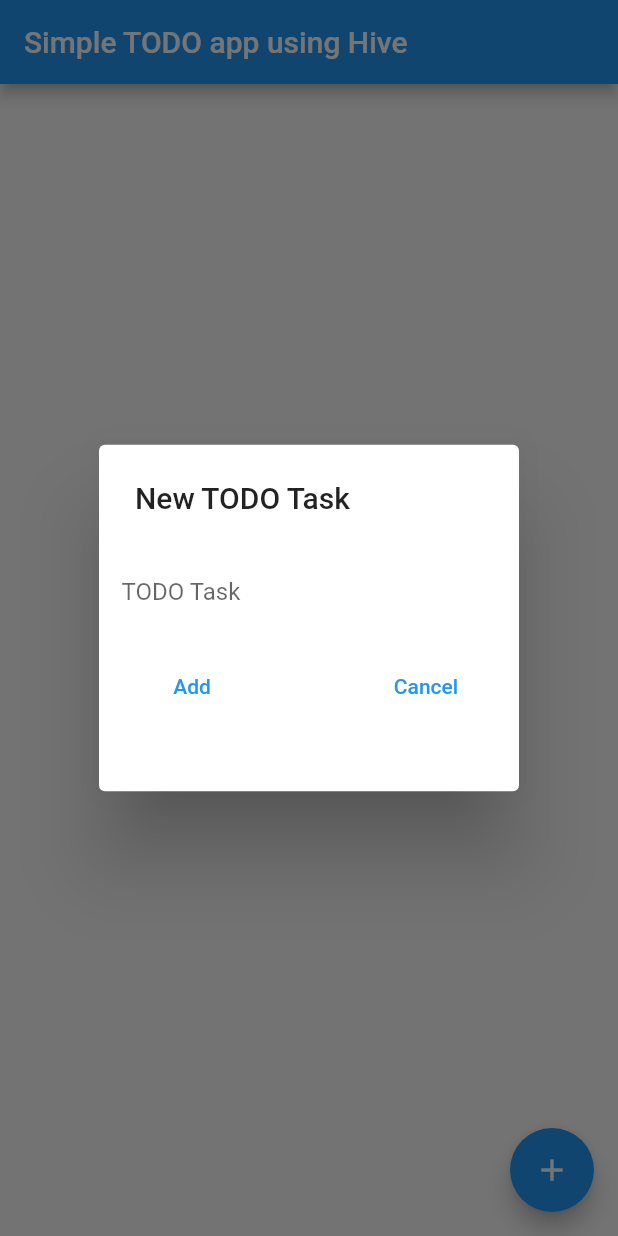
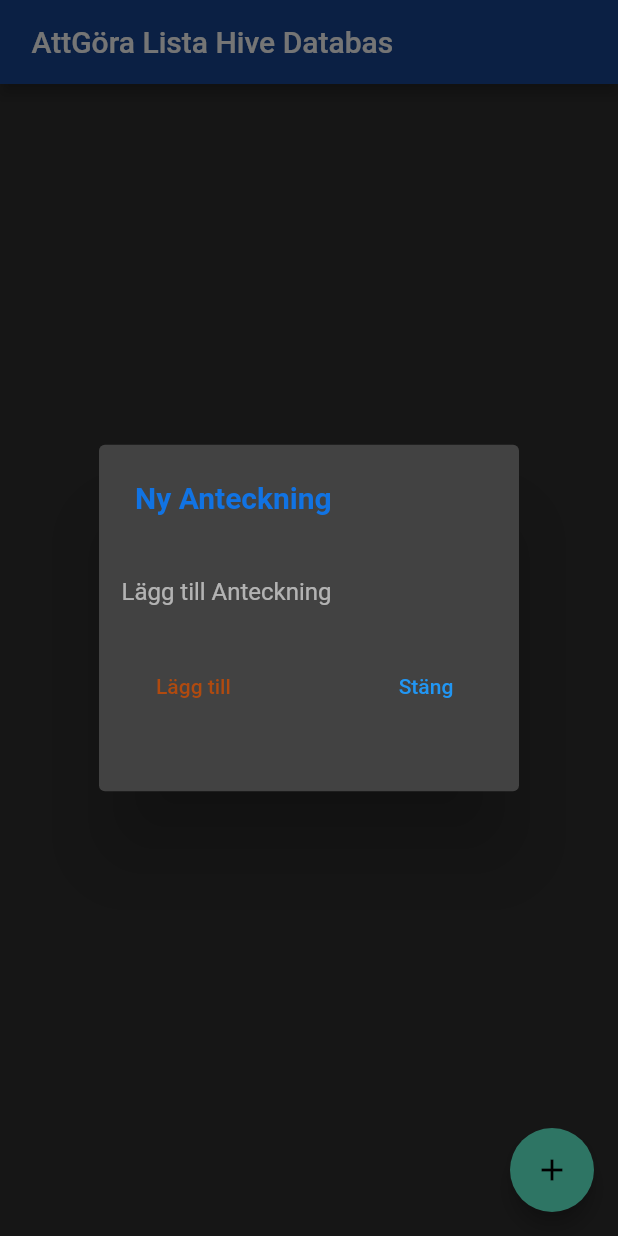
Before and after one commit to JoneeAL/TodoApp1-Hive-Database, a Flutter app: the screen it shows after launch, after a tap on the "add" icon, on a phone screen of 412 x 824 dp. Run offline on Flutter 3.47's test engine with Material 2 defaults, Android fonts, the phone set to English and light mode, and no system bars; our stand-ins replace hive, hive_flutter; accounts and stored records are empty.

Commit message:
new changes

```diff
--- a/analysis_options.yaml
+++ b/analysis_options.yaml
@@ -10,18 +10,8 @@
 include: package:flutter_lints/flutter.yaml
 
 linter:
-  # The lint rules applied to this project can be customized in the
-  # section below to disable rules from the `package:flutter_lints/flutter.yaml`
-  # included above or to enable additional rules. A list of all available lints
-  # and their documentation is published at
-  # https://dart-lang.github.io/linter/lints/index.html.
-  #
-  # Instead of disabling a lint rule for the entire project in the
-  # section below, it can also be suppressed for a single line of code
-  # or a specific dart file by using the `// ignore: name_of_lint` and
-  # `// ignore_for_file: name_of_lint` syntax on the line or in the file
-  # producing the lint.
   rules:
+    prefer_const_constructors : false
     # avoid_print: false  # Uncomment to disable the `avoid_print` rule
     # prefer_single_quotes: true  # Uncomment to enable the `prefer_single_quotes` rule
 
--- a/lib/main.dart
+++ b/lib/main.dart
@@ -20,9 +20,10 @@ class MyApp extends StatelessWidget {
   Widget build(BuildContext context) {
     return MaterialApp(
       title: 'simple todo app Hive Database',
+      debugShowCheckedModeBanner: false,
       theme: ThemeData(
-        primarySwatch: Colors.blue,
-        visualDensity: VisualDensity.adaptivePlatformDensity,
+       brightness: Brightness.dark,
+    primaryColor: Color.fromARGB(255, 8, 74, 112),
       ),
       home: MyHomePage(),
     );
--- a/lib/my_homepage.dart
+++ b/lib/my_homepage.dart
@@ -1,7 +1,6 @@
 import 'package:flutter/material.dart';
 import 'package:todoapp1/task_model.dart';
 import 'package:hive_flutter/hive_flutter.dart';
-import 'package:todoapp1/main.dart';
 
 class MyHomePage extends StatefulWidget {
   const MyHomePage({super.key});
@@ -22,30 +21,53 @@ class _MyHomePageState extends State<MyHomePage> {
     todoBox.add(Task(task: inputTodo.task));
   }
 
+
+
   @override
   Widget build(BuildContext context) {
     // notesBox.clear();
     return Scaffold(
       appBar: AppBar(
-        title: Text('Simple TODO app using Hive'),
+        title: Text(' AttGöra Lista Hive Databas'),
+        backgroundColor: Color.fromARGB(255, 25, 70, 148),
       ),
-      body: ValueListenableBuilder(
+      body:
+      ValueListenableBuilder(
           valueListenable: Hive.box<Task>('TODOs').listenable(),
+          // ignore: no_leading_underscores_for_local_identifiers
           builder: (context, Box<Task> _notesBox, _) {
             todoBox = _notesBox;
-            return ListView.builder(
-                itemCount: _notesBox.values.length,
-                itemBuilder: (BuildContext context, int index) {
-                  final todo = todoBox.getAt(index);
-                  return ListTile(
-                    title: Text(todo!.task),
-                    onLongPress: () => todoBox.deleteAt(index),
-                  );
-                });
+            color: Theme.of(context).primaryColor;
+            return SizedBox(
+              width: 400,
+            height: 400,
+            child: Center(
+              child: Padding(
+                padding: const EdgeInsets.all(8.0),
+              child: ListView.builder(
+                  itemCount: _notesBox.values.length,
+                  itemBuilder: (BuildContext context, int index) {
+                    final todo = todoBox.getAt(index);
+                    return Card(
+                      child: ListTile(
+                        tileColor: Color.fromARGB(255, 9, 64, 106),
+                        title: Text(
+                          todo!.task,
+                          style: TextStyle(color: Color.fromARGB(255, 229, 232, 236), fontSize: 20.0),
+                          ),
+                        onLongPress: () => todoBox.deleteAt(index),
+
+                      ),
+                    );
+                  }
+                  ),
+            )
+            )
+            );
           }),
       floatingActionButton: FloatingActionButton(
         onPressed: () => _simpleDialog(),
-        tooltip: 'AddNewTODOTask',
+        tooltip: 'Lägg till en ny Antekning',
         child: Icon(Icons.add),
       ),
     );
@@ -56,7 +78,12 @@ class _MyHomePageState extends State<MyHomePage> {
       context: context,
       builder: (BuildContext context) {
         return SimpleDialog(
-          title: const Text('New TODO Task'),
+          title: const Text('Ny Anteckning'),
+          titleTextStyle: TextStyle(
+            fontWeight: FontWeight.bold,
+            fontSize: 20.0,
+            color: Color.fromARGB(255, 17, 115, 227),
+          ),
           children: <Widget>[
             Center(
               child: Padding(
@@ -66,7 +93,7 @@ class _MyHomePageState extends State<MyHomePage> {
                   children: [
                     TextField(
                       decoration: InputDecoration(
-                        hintText: 'TODO Task',
+                        hintText: 'Lägg till Anteckning',
                         focusedBorder: OutlineInputBorder(
                           borderSide: BorderSide(
                             color: Colors.blue,
@@ -83,21 +110,22 @@ class _MyHomePageState extends State<MyHomePage> {
                         children: [
                           TextButton(
                             style: ButtonStyle(
-                              foregroundColor: MaterialStateProperty.all<Color>(Colors.blue),
+                              foregroundColor: MaterialStateProperty.all<Color>(Color.fromARGB(255, 176, 74, 15)),
+
                             ),
                             onPressed: () {
                               _task = Task(task: inputTask);
                               _addTodo(_task);
                               Navigator.pop(context);
                             },
-                            child: Text('Add'),
+                            child: Text('Lägg till'),
                           ),
                           TextButton(
                             style: ButtonStyle(
                               foregroundColor: MaterialStateProperty.all<Color>(Colors.blue),
                             ),
                             onPressed: () => Navigator.pop(context),
-                            child: Text('Cancel'),
+                            child: Text('Stäng'),
                           )
                         ],
                       ),
--- a/pubspec.yaml
+++ b/pubspec.yaml
@@ -41,6 +41,9 @@ dependencies:
   build_runner: ^2.1.2
   hive_generator: ^1.1.0
   path_provider: ^2.0.11
+  google_fonts: ^2.0.0
+  fluttertoast: ^7.1.8
+
 
 dev_dependencies:
   flutter_test:
```
Also changed, not shown: pubspec.lock, 1 other file.
